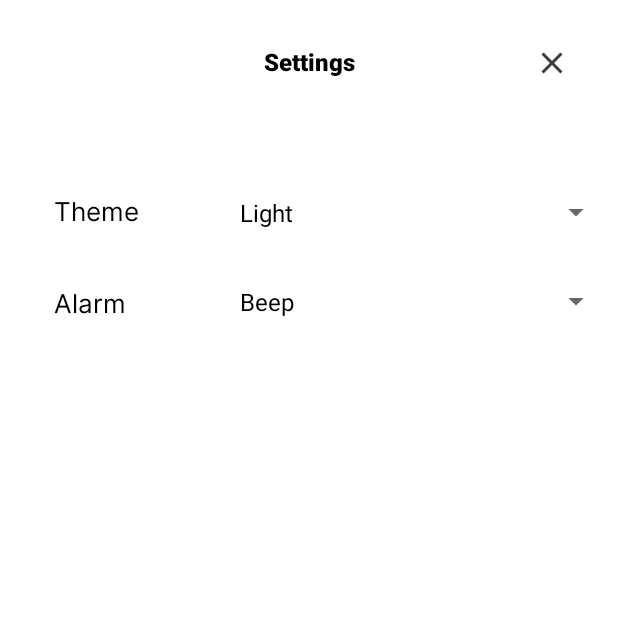
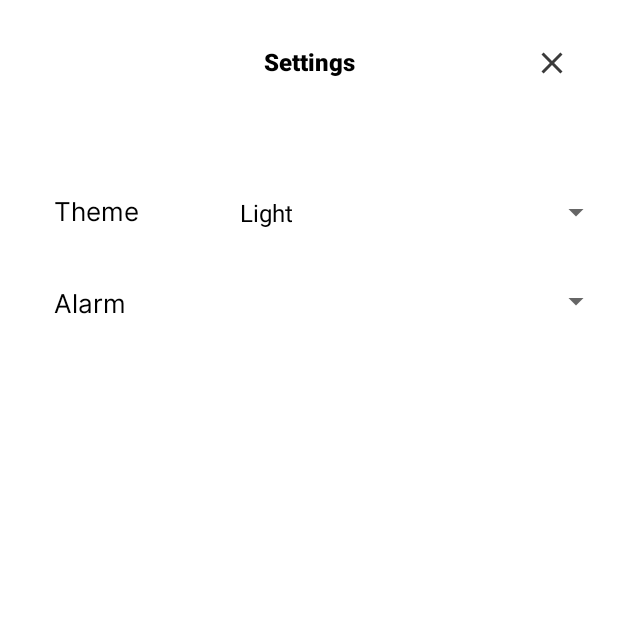
Before and after one commit to 1ronalds/FitnessApp, an Android app: the screen it shows after launch (Timer), after a tap on an icon or button, on a phone screen of 412 x 824 dp, the top half of it. Run offline under Robolectric (Android 15) with nearby library versions, the phone set to English and light mode, and no system bars; network calls fail; 2 statements that could not run were skipped.

Commit message:
bug fixes

```diff
--- a/PhoneApp/app/src/main/java/com/fitnessapp/fitnessapp/Exercises.java
+++ b/PhoneApp/app/src/main/java/com/fitnessapp/fitnessapp/Exercises.java
@@ -235,6 +235,7 @@ public class Exercises extends AppCompatActivity {
             public void onItemSelected(AdapterView<?> adapterView, View view, int i, long l) {
 
                 textView2 = ((TextView) adapterView.getChildAt(0));
+                textView2.setTextColor(Color.parseColor("#FFFFFF"));
                 String value = adapterView.getItemAtPosition(i).toString();
                 alarm = value;
                 int spinnerPosition = adapter.getPosition(alarm);
--- a/PhoneApp/app/src/main/java/com/fitnessapp/fitnessapp/IntervalTimerActivity.java
+++ b/PhoneApp/app/src/main/java/com/fitnessapp/fitnessapp/IntervalTimerActivity.java
@@ -314,6 +314,7 @@ public class IntervalTimerActivity extends AppCompatActivity {
             public void onItemSelected(AdapterView<?> adapterView, View view, int i, long l) {
                 String value = adapterView.getItemAtPosition(i).toString();
                 textView2 = ((TextView) adapterView.getChildAt(0));
+                textView2.setTextColor(Color.parseColor("#FFFFFF"));
                 alarm = value;
                 int spinnerPosition = adapter.getPosition(alarm);
                 spin2.setSelection(spinnerPosition);
--- a/PhoneApp/app/src/main/java/com/fitnessapp/fitnessapp/Timer.java
+++ b/PhoneApp/app/src/main/java/com/fitnessapp/fitnessapp/Timer.java
@@ -251,6 +251,7 @@ public class Timer extends AppCompatActivity {
             public void onItemSelected(AdapterView<?> adapterView, View view, int i, long l) {
 
                 textView2 = ((TextView) adapterView.getChildAt(0));
+                textView2.setTextColor(Color.parseColor("#FFFFFF"));
                 String value = adapterView.getItemAtPosition(i).toString();
                 alarm = value;
                 int spinnerPosition = adapter.getPosition(alarm);
```
